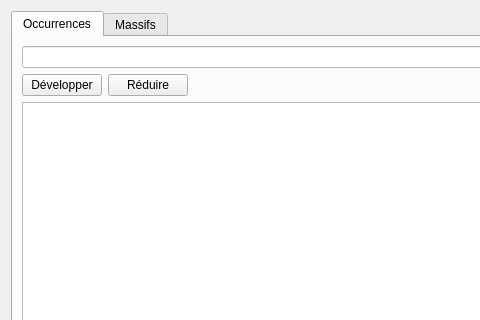
This is niamoto_plugin/ui/taxon_dock.ui in niamoto/qgis-niamoto-plugin as Qt 5 draws it before an edit; both pictures show x 0 to 480 and y 0 to 320 of the 661 by 624 pixel window. The edited form follows.
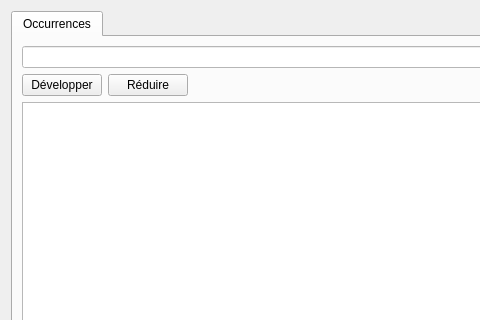
This is the edited form.

Commit message: Remove useless massif tab

What changed in the file:
```diff
--- a/niamoto_plugin/ui/taxon_dock.ui
+++ b/niamoto_plugin/ui/taxon_dock.ui
@@ -141,11 +141,6 @@
        </item>
       </layout>
      </widget>
-     <widget class="QWidget" name="massifs_tab">
-      <attribute name="title">
-       <string>Massifs</string>
-      </attribute>
-     </widget>
     </widget>
    </item>
   </layout>
```
The commit also changes 1 other file.
